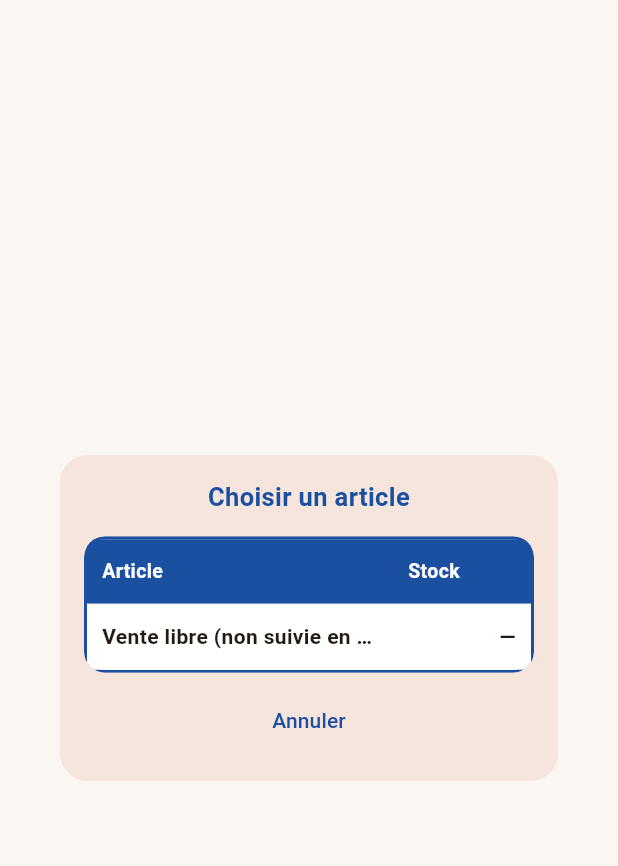
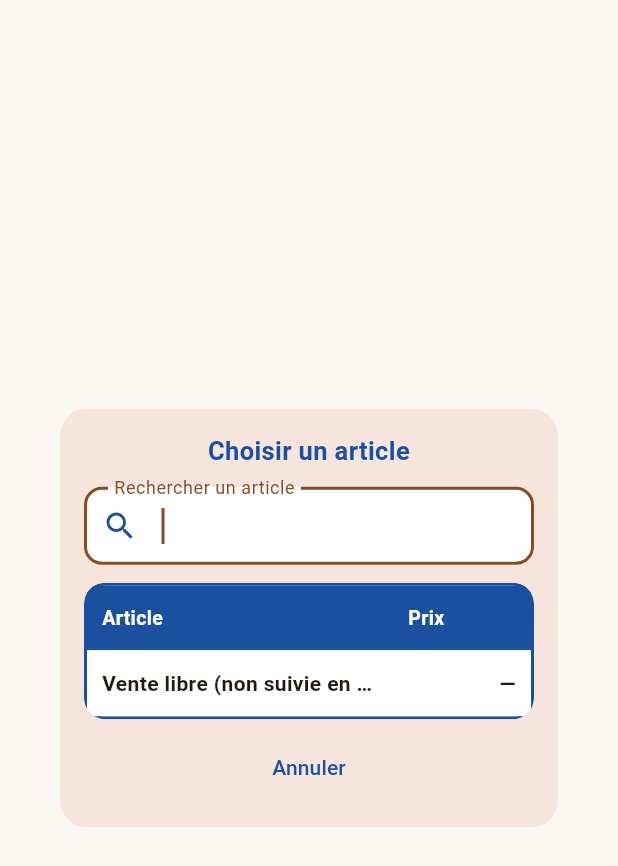
Before and after one commit to ouattaradanou-debug/forevercare-ai, a Flutter app: the _DialogueChoixArticle widget shown alone on an empty page, opened directly with empty values, on a phone screen of 412 x 824 dp. Shown: the top 866 px of the screen. Run offline on Flutter 3.47's test engine with Material 3 defaults, Android fonts, the phone set to English and light mode, and no system bars; our stand-ins replace audioplayers, cached_network_image, connectivity_plus, drift, flutter_image_compress, flutter_local_notifications and 14 more; missing offline and left inert: record; accounts and stored records are empty; generated files the repository leaves out were written again.

Commit message:
Afficher le prix et ajouter une recherche dans le choix d'article
Dans le tableau de sélection d'article (côté vente), la colonne
"Stock" devient "Prix" (plus pertinent pour une vente que la quantité
restante), et un champ de recherche en haut du tableau filtre la
liste au fur et à mesure de la saisie du nom.

Co-Authored-By: Claude Sonnet 5 <noreply@anthropic.com>
Claude-Session: https://claude.ai/code/session_01HPRTXPCgGzxUX9YW2QHUsa

```diff
--- a/atelier_plus/lib/features/ventes/presentation/ecran_enregistrer_vente.dart
+++ b/atelier_plus/lib/features/ventes/presentation/ecran_enregistrer_vente.dart
@@ -285,16 +285,45 @@ class _ChoixArticle {
 }
 
 /// Liste des articles de la catégorie sous forme de petit tableau (nom à
-/// gauche, quantité en stock à l'extrême droite), plus lisible que le menu
-/// déroulant standard pour un tailleur peu à l'aise à l'écrit.
-class _DialogueChoixArticle extends StatelessWidget {
+/// gauche, prix à l'extrême droite), avec une recherche rapide par nom —
+/// plus lisible et plus rapide qu'un menu déroulant classique pour un
+/// tailleur peu à l'aise à l'écrit.
+class _DialogueChoixArticle extends StatefulWidget {
   const _DialogueChoixArticle({required this.articles, required this.articleActuel});
 
   final List<Article> articles;
   final Article? articleActuel;
 
   @override
+  State<_DialogueChoixArticle> createState() => _DialogueChoixArticleState();
+}
+
+class _DialogueChoixArticleState extends State<_DialogueChoixArticle> {
+  final _rechercheCtrl = TextEditingController();
+  String _recherche = '';
+
+  @override
+  void initState() {
+    super.initState();
+    _rechercheCtrl.addListener(() {
+      setState(() => _recherche = _rechercheCtrl.text.trim().toLowerCase());
+    });
+  }
+
+  @override
+  void dispose() {
+    _rechercheCtrl.dispose();
+    super.dispose();
+  }
+
+  @override
   Widget build(BuildContext context) {
+    final articlesFiltres = _recherche.isEmpty
+        ? widget.articles
+        : widget.articles.where((a) => a.nom.toLowerCase().contains(_recherche)).toList();
+    final venteLibreVisible =
+        _recherche.isEmpty || 'vente libre'.contains(_recherche);
+
     return Dialog(
       shape: RoundedRectangleBorder(borderRadius: BorderRadius.circular(18)),
       child: Padding(
@@ -308,9 +337,18 @@ class _DialogueChoixArticle extends StatelessWidget {
               textAlign: TextAlign.center,
               style: TextStyle(fontSize: 17, fontWeight: FontWeight.bold, color: _bleuSeda),
             ),
-            const SizedBox(height: 14),
+            const SizedBox(height: 12),
+            TextField(
+              controller: _rechercheCtrl,
+              autofocus: true,
+              decoration: const InputDecoration(
+                labelText: 'Rechercher un article',
+                prefixIcon: Icon(Icons.search, color: _bleuSeda),
+              ),
+            ),
+            const SizedBox(height: 12),
             ConstrainedBox(
-              constraints: const BoxConstraints(maxHeight: 360),
+              constraints: const BoxConstraints(maxHeight: 320),
               child: SingleChildScrollView(
                 child: ClipRRect(
                   borderRadius: BorderRadius.circular(14),
@@ -328,23 +366,31 @@ class _DialogueChoixArticle extends StatelessWidget {
                           decoration: BoxDecoration(color: _bleuSeda),
                           children: [
                             _CelluleChoix('Article', entete: true),
-                            _CelluleChoix('Stock', entete: true),
+                            _CelluleChoix('Prix', entete: true),
                           ],
                         ),
-                        _ligneChoix(
-                          context,
-                          article: null,
-                          nom: 'Vente libre (non suivie en stock)',
-                          stock: null,
-                          selectionne: articleActuel == null,
-                        ),
-                        for (final a in articles)
+                        if (venteLibreVisible)
+                          _ligneChoix(
+                            context,
+                            article: null,
+                            nom: 'Vente libre (non suivie en stock)',
+                            prix: null,
+                            selectionne: widget.articleActuel == null,
+                          ),
+                        for (final a in articlesFiltres)
                           _ligneChoix(
                             context,
                             article: a,
                             nom: a.nom,
-                            stock: '${Formatters.nombre(a.quantiteStock)} ${a.uniteAffichee}',
-                            selectionne: articleActuel?.id == a.id,
+                            prix: Formatters.montant(a.prixUnitaireDefaut),
+                            selectionne: widget.articleActuel?.id == a.id,
+                          ),
+                        if (!venteLibreVisible && articlesFiltres.isEmpty)
+                          TableRow(
+                            children: const [
+                              _CelluleChoix('Aucun article trouvé'),
+                              _CelluleChoix(''),
+                            ],
                           ),
                       ],
                     ),
@@ -368,7 +414,7 @@ class _DialogueChoixArticle extends StatelessWidget {
     BuildContext context, {
     required Article? article,
     required String nom,
-    required String? stock,
+    required String? prix,
     required bool selectionne,
   }) {
     final fond = selectionne ? const Color(0xFFE3EAF7) : Colors.white;
@@ -377,7 +423,7 @@ class _DialogueChoixArticle extends StatelessWidget {
       decoration: BoxDecoration(color: fond),
       children: [
         GestureDetector(onTap: choisir, child: _CelluleChoix(nom)),
-        GestureDetector(onTap: choisir, child: _CelluleChoix(stock ?? '—', alignDroite: true)),
+        GestureDetector(onTap: choisir, child: _CelluleChoix(prix ?? '—', alignDroite: true)),
       ],
     );
   }
```
